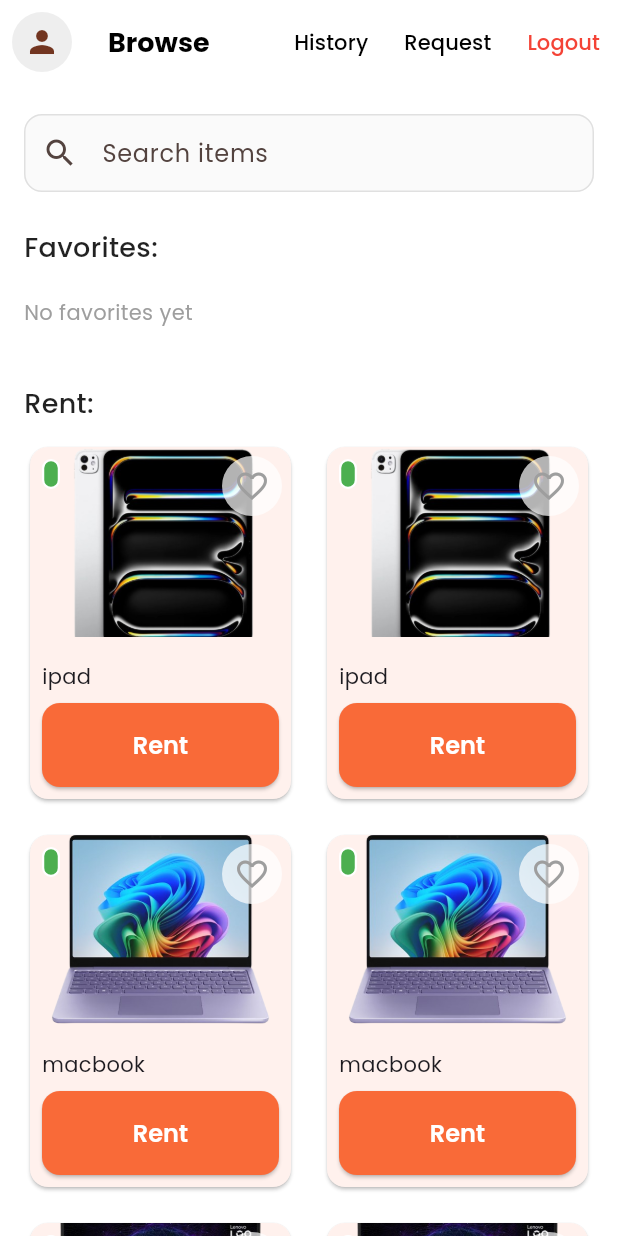
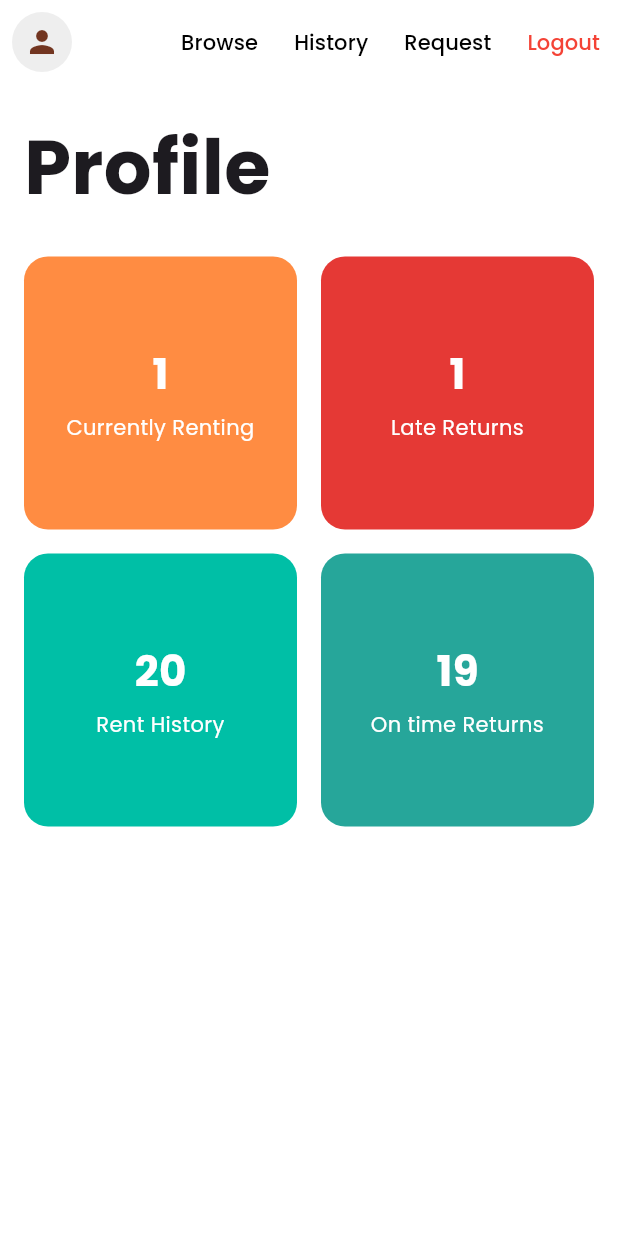
Before and after one commit to jayncheta/mock_rentify, a Flutter app: the BrowseScreen screen opened by its route, after a tap on the "person" icon, on a phone screen of 412 x 824 dp. Run offline on Flutter 3.47's test engine with Material 3 defaults, Android fonts, the light colour scheme and no system bars; our stand-ins replace google_fonts, image_picker, shared_preferences; accounts and stored records are empty.

Commit message:
added history for staff and user (not complete)

```diff
--- a/lib/browse.dart
+++ b/lib/browse.dart
@@ -344,19 +344,22 @@
           padding: const EdgeInsets.all(8.0),
           child: CircleAvatar(
             backgroundColor: Colors.grey[200],
-            child: IconButton(icon: const Icon(Icons.person), onPressed: () {}),
+            child: IconButton(
+              icon: const Icon(Icons.person),
+              onPressed: () {
+                Navigator.pushNamed(context, '/user/profile');
+              },
+            ),
           ),
         ),
         title: Text(
           'Browse',
-          style: GoogleFonts.poppins(fontWeight: FontWeight.w700),
+          style: GoogleFonts.poppins(fontWeight: FontWeight.w600),
         ),
         actions: [
           TextButton(
             onPressed: () {
-              ScaffoldMessenger.of(
-                context,
-              ).showSnackBar(const SnackBar(content: Text('History tapped')));
+              Navigator.pushNamed(context, '/user/history');
             },
             child: Text(
               'History',
--- a/lib/main.dart
+++ b/lib/main.dart
@@ -5,6 +5,9 @@
 import 'staff/edit.dart';
 import 'staff/disable.dart';
 import 'staff_browse.dart';
+import 'staff/all_history.dart';
+import 'user/user_history.dart';
+import 'user/user_profile.dart';
 
 class UserAccount {
   final String username;
@@ -158,6 +161,9 @@
         EditItemsScreen.routeName: (context) => const EditItemsScreen(),
         DisableItemsScreen.routeName: (context) => const DisableItemsScreen(),
         StaffBrowseScreen.routeName: (context) => const StaffBrowseScreen(),
+        StaffHistoryPage.routeName: (context) => const StaffHistoryPage(),
+        UserHistoryPage.routeName: (context) => const UserHistoryPage(),
+        ProfilePage.routeName: (context) => const ProfilePage(),
       },
     );
   }
--- /dev/null
+++ b/lib/user/user_profile.dart
@@ -0,0 +1,174 @@
+import 'package:flutter/material.dart';
+import 'package:google_fonts/google_fonts.dart';
+
+class ProfilePage extends StatelessWidget {
+  static const String routeName = '/user/profile';
+  const ProfilePage({super.key});
+
+  @override
+  Widget build(BuildContext context) {
+    return Scaffold(
+      backgroundColor: Colors.white,
+      appBar: PreferredSize(
+        preferredSize: const Size.fromHeight(60),
+        child: AppBar(
+          backgroundColor: Colors.white,
+          elevation: 0,
+          iconTheme: const IconThemeData(color: Colors.black),
+          leading: Padding(
+            padding: const EdgeInsets.all(8.0),
+            child: CircleAvatar(
+              backgroundColor: Colors.grey[200],
+              child: IconButton(
+                icon: const Icon(Icons.person),
+                onPressed: () {},
+              ),
+            ),
+          ),
+          title: const SizedBox.shrink(),
+          actions: [
+            TextButton(
+              onPressed: () {
+                Navigator.pushNamed(context, '/browse');
+              },
+              child: Text(
+                'Browse',
+                style: GoogleFonts.poppins(color: Colors.black),
+              ),
+            ),
+            TextButton(
+              onPressed: () {
+                Navigator.pushNamed(context, '/user/history');
+              },
+              child: Text(
+                'History',
+                style: GoogleFonts.poppins(color: Colors.black),
+              ),
+            ),
+            TextButton(
+              onPressed: () {},
+              child: Text(
+                'Request',
+                style: GoogleFonts.poppins(color: Colors.black),
+              ),
+            ),
+            TextButton(
+              onPressed: () {
+                showDialog<void>(
+                  context: context,
+                  builder: (context) => AlertDialog(
+                    title: Text(
+                      'Logout',
+                      style: GoogleFonts.poppins(fontWeight: FontWeight.w600),
+                    ),
+                    content: Text(
+                      'Are you sure you want to logout from this device?',
+                      style: GoogleFonts.poppins(),
+                    ),
+                    actions: [
+                      TextButton(
+                        onPressed: () => Navigator.of(context).pop(),
+                        child: Text('Cancel', style: GoogleFonts.poppins()),
+                      ),
+                      TextButton(
+                        onPressed: () {
+                          Navigator.of(context).pop();
+                          ScaffoldMessenger.of(context).showSnackBar(
+                            const SnackBar(content: Text('Logged out')),
+                          );
+                          Navigator.pushNamedAndRemoveUntil(
+                            context,
+                            '/',
+                            (route) => false,
+                          );
+                        },
+                        child: Text(
+                          'Logout',
+                          style: GoogleFonts.poppins(color: Colors.red),
+                        ),
+                      ),
+                    ],
+                  ),
+                );
+              },
+              child: Text(
+                'Logout',
+                style: GoogleFonts.poppins(color: Colors.red),
+              ),
+            ),
+          ],
+        ),
+      ),
+      body: Padding(
+        padding: const EdgeInsets.all(16.0),
+        child: Column(
+          crossAxisAlignment: CrossAxisAlignment.start,
+          children: [
+            Text(
+              'Profile',
+              style: GoogleFonts.poppins(
+                fontSize: 50,
+                fontWeight: FontWeight.bold,
+              ),
+            ),
+            const SizedBox(height: 24),
+
+            // --- Grid of Stats ---
+            Expanded(
+              child: GridView.count(
+                crossAxisCount: 2,
+                crossAxisSpacing: 16,
+                mainAxisSpacing: 16,
+                childAspectRatio: 1,
+                children: [
+                  _buildStatCard(
+                    '1',
+                    'Currently Renting',
+                    const Color(0xFFFF8C42),
+                  ),
+                  _buildStatCard('1', 'Late Returns', const Color(0xFFE53935)),
+                  _buildStatCard('20', 'Rent History', const Color(0xFF00BFA6)),
+                  _buildStatCard(
+                    '19',
+                    'On time Returns',
+                    const Color(0xFF26A69A),
+                  ),
+                ],
+              ),
+            ),
+          ],
+        ),
+      ),
+    );
+  }
+
+  Widget _buildStatCard(String number, String label, Color color) {
+    return Container(
+      decoration: BoxDecoration(
+        color: color,
+        borderRadius: BorderRadius.circular(16),
+      ),
+      child: Center(
+        child: Column(
+          mainAxisSize: MainAxisSize.min,
+          children: [
+            Text(
+              number,
+              style: GoogleFonts.poppins(
+                fontSize: 28,
+                fontWeight: FontWeight.bold,
+                color: Colors.white,
+              ),
+            ),
+            const SizedBox(height: 6),
+            Text(
+              label,
+              style: GoogleFonts.poppins(fontSize: 14, color: Colors.white),
+              textAlign: TextAlign.center,
+            ),
+          ],
+        ),
+      ),
+    );
+  }
+}
```
Also changed, not shown: lib/staff/add.dart (+16 -5 lines), lib/staff/all_history.dart (added, +133 -0 lines), lib/staff/disable.dart (+17 -7 lines), lib/staff/edit.dart (+17 -6 lines), lib/user/user_history.dart (added, +138 -0 lines).
